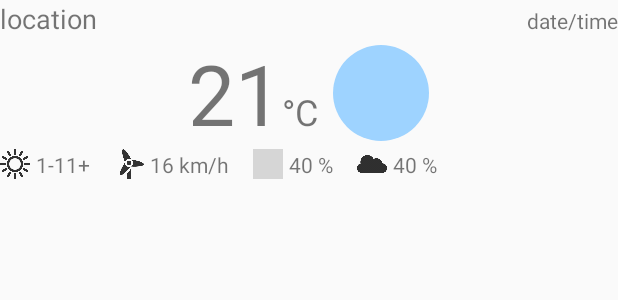
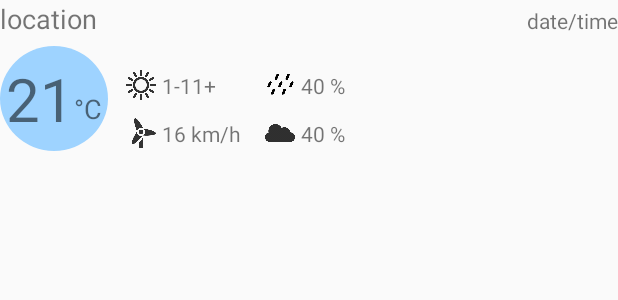
Before and after one commit to HTeker/Project-App, an Android app: the layout weather_layout.xml on its own in the app's theme, with its tools: preview values and no code run, on a phone screen of 412 x 824 dp. Shown: the top 300 px of the screen. Run offline under Robolectric (Android 15) with nearby library versions, the phone set to English and light mode, and no system bars; grey boxes are pictures that could not be loaded.

Commit message:
Rearranged layout

```diff
--- a/app/src/main/res/layout/weather_layout.xml
+++ b/app/src/main/res/layout/weather_layout.xml
@@ -32,36 +32,35 @@
         android:layout_width="wrap_content"
         android:layout_height="wrap_content"
         android:layout_below="@+id/location"
-        android:layout_centerHorizontal="true">
+        android:layout_marginTop="6dp">
+
+        <ImageView
+            android:id="@+id/weatherImg"
+            android:layout_width="72dp"
+            android:layout_height="70dp"
+            android:layout_alignParentStart="true"
+            android:layout_centerVertical="true"
+            app:srcCompat="@drawable/circle" />
 
         <TextView
             android:id="@+id/temp"
             android:layout_width="wrap_content"
             android:layout_height="wrap_content"
             android:layout_alignParentStart="true"
-            android:layout_alignParentTop="true"
+            android:layout_centerVertical="true"
+            android:layout_marginLeft="4dp"
             android:gravity="left"
             android:text="21"
-            android:textSize="56sp" />
+            android:textSize="40sp" />
 
         <TextView
             android:id="@+id/tempUnit"
             android:layout_width="wrap_content"
             android:layout_height="wrap_content"
-            android:layout_alignBaseline="@+id/temp"
             android:layout_alignBottom="@+id/temp"
             android:layout_toEndOf="@+id/temp"
             android:text="@string/temp_unit_celsius"
-            android:textSize="24sp" />
-
-        <ImageView
-            android:id="@+id/weatherImg"
-            android:layout_width="64dp"
-            android:layout_height="64dp"
-            android:layout_centerVertical="true"
-            android:layout_marginLeft="10dp"
-            android:layout_toEndOf="@+id/tempUnit"
-            app:srcCompat="@drawable/circle" />
+            android:textSize="18sp" />
 
     </RelativeLayout>
 
@@ -69,7 +68,10 @@
         android:id="@+id/iconSun"
         android:layout_width="20dp"
         android:layout_height="20dp"
-        android:layout_below="@+id/relativeLayout"
+        android:layout_alignTop="@+id/relativeLayout"
+        android:layout_marginStart="12dp"
+        android:layout_marginTop="@dimen/activity_vertical_margin"
+        android:layout_toEndOf="@+id/relativeLayout"
         app:srcCompat="@drawable/sun" />
 
     <TextView
@@ -85,9 +87,9 @@
         android:id="@+id/iconWind"
         android:layout_width="20dp"
         android:layout_height="20dp"
-        android:layout_alignBottom="@+id/iconSun"
-        android:layout_marginLeft="@dimen/activity_horizontal_margin"
-        android:layout_toEndOf="@+id/sun"
+        android:layout_alignStart="@+id/iconSun"
+        android:layout_below="@+id/iconSun"
+        android:layout_marginTop="12dp"
         app:srcCompat="@drawable/wind" />
 
     <TextView
@@ -106,13 +108,13 @@
         android:layout_alignBottom="@+id/sun"
         android:layout_marginLeft="@dimen/activity_horizontal_margin"
         android:layout_toEndOf="@+id/windSpeed"
-        app:srcCompat="@drawable/humidity" />
+        app:srcCompat="@drawable/rain" />
 
     <TextView
         android:id="@+id/rain"
         android:layout_width="wrap_content"
         android:layout_height="wrap_content"
-        android:layout_alignBottom="@+id/iconSun"
+        android:layout_alignBottom="@+id/iconRain"
         android:layout_toEndOf="@+id/iconRain"
         android:paddingLeft="4dp"
         android:text="40 %" />
@@ -121,16 +123,15 @@
         android:id="@+id/iconCloud"
         android:layout_width="20dp"
         android:layout_height="20dp"
-        android:layout_alignBottom="@+id/iconSun"
-        android:layout_marginLeft="@dimen/activity_horizontal_margin"
-        android:layout_toEndOf="@+id/rain"
+        android:layout_alignBottom="@+id/windSpeed"
+        android:layout_alignStart="@+id/iconRain"
         app:srcCompat="@drawable/cloud" />
 
     <TextView
         android:id="@+id/cloud"
         android:layout_width="wrap_content"
         android:layout_height="wrap_content"
-        android:layout_alignBottom="@+id/iconSun"
+        android:layout_alignBottom="@+id/iconCloud"
         android:layout_toEndOf="@+id/iconCloud"
         android:paddingLeft="4dp"
         android:text="40 %" />
```
